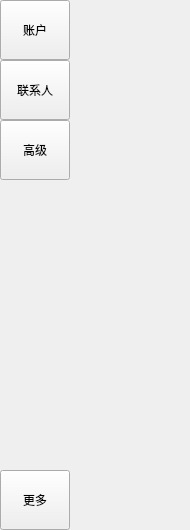
The window that functionBar/FunctionWidget.ui (HcashOrg/hx-indicator) describes before a commit, drawn with Qt 5.
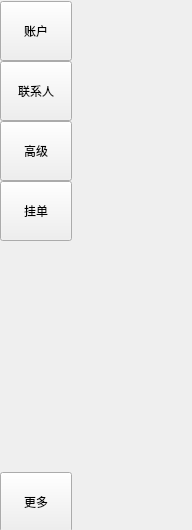
The same window after the commit.

```diff
--- a/functionBar/FunctionWidget.ui
+++ b/functionBar/FunctionWidget.ui
@@ -6,7 +6,7 @@
    <rect>
     <x>0</x>
     <y>0</y>
-    <width>190</width>
+    <width>192</width>
     <height>530</height>
    </rect>
   </property>
@@ -19,35 +19,52 @@
   <property name="windowTitle">
    <string>Form</string>
   </property>
-  <layout class="QHBoxLayout" name="horizontalLayout">
-   <property name="spacing">
-    <number>0</number>
+  <widget class="QStackedWidget" name="stackedWidget">
+   <property name="geometry">
+    <rect>
+     <x>72</x>
+     <y>0</y>
+     <width>120</width>
+     <height>530</height>
+    </rect>
    </property>
-   <property name="leftMargin">
-    <number>0</number>
+   <property name="sizePolicy">
+    <sizepolicy hsizetype="Preferred" vsizetype="Preferred">
+     <horstretch>0</horstretch>
+     <verstretch>0</verstretch>
+    </sizepolicy>
    </property>
-   <property name="topMargin">
-    <number>0</number>
+   <property name="minimumSize">
+    <size>
+     <width>120</width>
+     <height>0</height>
+    </size>
    </property>
-   <property name="rightMargin">
-    <number>0</number>
+   <property name="maximumSize">
+    <size>
+     <width>120</width>
+     <height>50000</height>
+    </size>
    </property>
-   <property name="bottomMargin">
-    <number>0</number>
+   <property name="currentIndex">
+    <number>-1</number>
    </property>
-   <item>
-    <layout class="QVBoxLayout" name="verticalLayout">
+  </widget>
+  <widget class="QWidget" name="">
+   <property name="geometry">
+    <rect>
+     <x>0</x>
+     <y>1</y>
+     <width>72</width>
+     <height>531</height>
+    </rect>
+   </property>
+   <layout class="QVBoxLayout" name="verticalLayout_2">
      <property name="spacing">
       <number>0</number>
      </property>
-     <property name="leftMargin">
-      <number>0</number>
-     </property>
-     <property name="topMargin">
-      <number>0</number>
-     </property>
-     <property name="rightMargin">
-      <number>0</number>
+    <property name="sizeConstraint">
+     <enum>QLayout::SetDefaultConstraint</enum>
      </property>
      <item>
       <widget class="QToolButton" name="toolButton_account">
@@ -124,6 +141,31 @@
        </property>
       </widget>
      </item>
+    <item>
+     <widget class="QToolButton" name="toolButton_exchange">
+      <property name="sizePolicy">
+       <sizepolicy hsizetype="Preferred" vsizetype="Expanding">
+        <horstretch>0</horstretch>
+        <verstretch>0</verstretch>
+       </sizepolicy>
+      </property>
+      <property name="minimumSize">
+       <size>
+        <width>70</width>
+        <height>0</height>
+       </size>
+      </property>
+      <property name="maximumSize">
+       <size>
+        <width>16777215</width>
+        <height>60</height>
+       </size>
+      </property>
+      <property name="text">
+       <string>挂单</string>
+      </property>
+     </widget>
+    </item>
      <item>
       <spacer name="verticalSpacer">
        <property name="orientation">
@@ -163,33 +205,7 @@
       </widget>
      </item>
     </layout>
-   </item>
-   <item>
-    <widget class="QStackedWidget" name="stackedWidget">
-     <property name="sizePolicy">
-      <sizepolicy hsizetype="Preferred" vsizetype="Preferred">
-       <horstretch>0</horstretch>
-       <verstretch>0</verstretch>
-      </sizepolicy>
-     </property>
-     <property name="minimumSize">
-      <size>
-       <width>120</width>
-       <height>0</height>
-      </size>
-     </property>
-     <property name="maximumSize">
-      <size>
-       <width>120</width>
-       <height>50000</height>
-      </size>
-     </property>
-     <property name="currentIndex">
-      <number>-1</number>
-     </property>
-    </widget>
-   </item>
-  </layout>
+  </widget>
  </widget>
  <resources/>
  <connections/>
```
Lines whose indentation alone changed are shown as unchanged.
